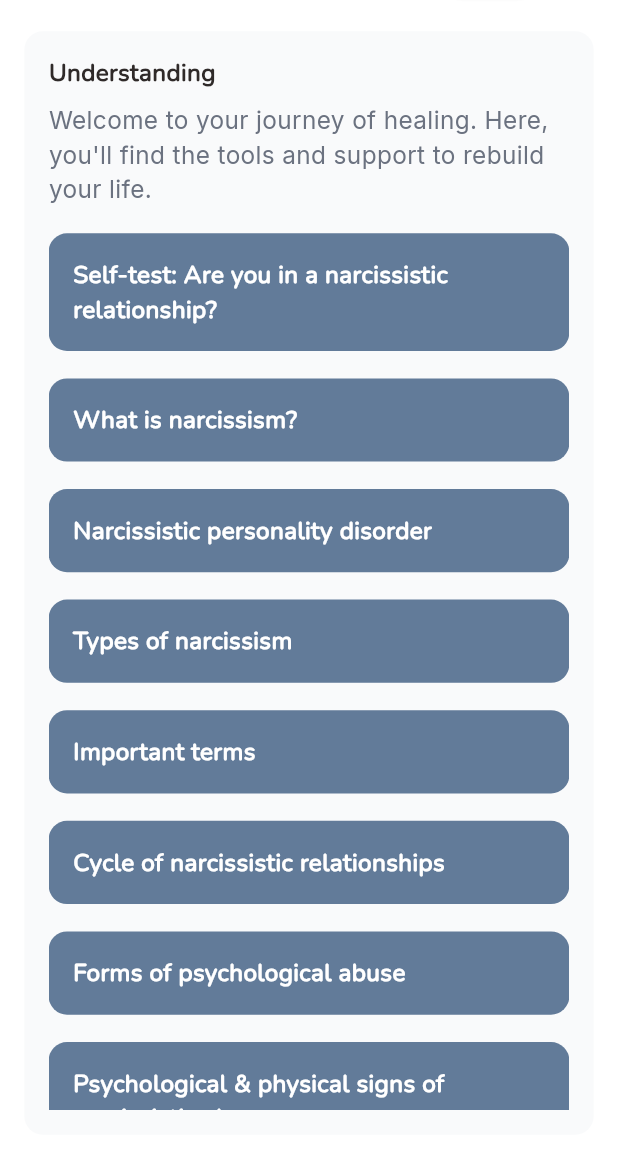
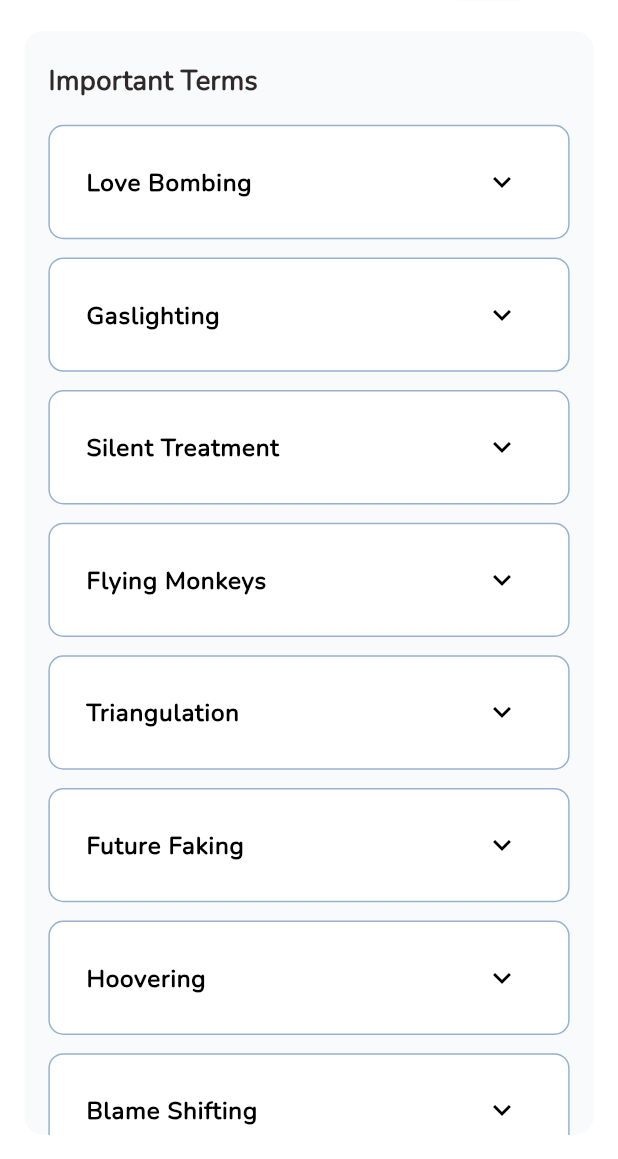
Before and after one commit to backbencherstudio/anninawyss_FO72194B15C03, a Flutter app: the ModuleTwoScreen screen opened by its route, after a tap on "Important terms", on a phone screen of 412 x 824 dp, the part 77-1236 px from its top. Run offline on Flutter 3.47's test engine with Material 3 defaults, Android fonts, the light colour scheme and no system bars; our stand-ins replace fl_chart, flutter_riverpod, flutter_screenutil, pinput, riverpod; network calls fail.

Commit message:
important term created done

```diff
--- a/lib/core/route/route_manager.dart
+++ b/lib/core/route/route_manager.dart
@@ -1,3 +1,4 @@
+import 'package:anninawyss_o72194b15c03/presentation/all_module/module_two/view/important_terms.dart';
 import 'package:anninawyss_o72194b15c03/presentation/all_module/module_two/view/modul_two_screen.dart';
 import 'package:anninawyss_o72194b15c03/presentation/all_module/module_two/view/narcissism_type.dart';
 import 'package:anninawyss_o72194b15c03/presentation/all_module/module_two/view/question_screen.dart';
@@ -49,6 +50,7 @@ class Routes{
   static const String questionScreenRoute="/questionScreen";
   static const String evaluationScreenRoute="/evaluationScreen";
   static const String narcissismType="/narcissismType";
+  static const String importantTermsRoute="/importantTerms";
 
 
   static const String onBoadingRoute="/onBoading";
@@ -106,6 +108,8 @@ class RouteGenerator{
         return MaterialPageRoute(builder: (_)=> EvaluationScreen());
         case Routes.narcissismType:
         return MaterialPageRoute(builder: (_)=> NarcissismType());
+        case Routes.importantTermsRoute:
+        return MaterialPageRoute(builder: (_)=> ImportantTerms());
 
       default:
       return unDefineRoute();
--- /dev/null
+++ b/lib/presentation/all_module/module_two/provider/important_term_provider.dart
@@ -0,0 +1,33 @@
+import 'package:flutter_riverpod/flutter_riverpod.dart';
+
+import '../view_model/module_two_model.dart';
+
+final importantTermProvider = Provider<List<ModuleTwoItemModel>>((ref) {
+  return [
+    ModuleTwoItemModel(
+      title: "Love Bombing",
+      content:
+          "=>Overwhelming someone with attention and affection to gain control.",
+    ),
+    ModuleTwoItemModel(
+      title: "Gaslighting",
+      content:
+          "=>Manipulating someone into doubting their own reality or memory.",
+    ),
+    ModuleTwoItemModel(
+      title: "Silent Treatment",
+      content: "=>Withdrawing communication to punish or control someone.",
+    ),
+    ModuleTwoItemModel(title: "Flying Monkeys", content: "=>Enlisting others to manipulate, intimidate, or influence a target."),
+    ModuleTwoItemModel(title: "Triangulation", content: "=>Using a third party to create conflict or gain leverage in a relationship."),
+    ModuleTwoItemModel(title: "Future Faking", content: "=>Making promises about the future to manipulate or control."),
+    ModuleTwoItemModel(title: "Hoovering", content: "=>Attempting to pull someone back into a toxic relationship after a breakup."),
+    ModuleTwoItemModel(title: "Blame Shifting", content: "=>Deflecting responsibility onto others to avoid accountability."),
+    ModuleTwoItemModel(title: "Breadcrumbing", content: "=>Giving minimal attention or affection to keep someone hooked."),
+    ModuleTwoItemModel(title: "Ghosting", content: "=>Abruptly cutting off all communication without explanation."),
+    ModuleTwoItemModel(title: "Grey Rock", content: "=>Acting emotionally dull or unresponsive to avoid conflict or manipulation."),
+    ModuleTwoItemModel(title: "Trauma Bond", content: "=>Emotional attachment formed through cycles of abuse and intermittent reinforcement."),
+    ModuleTwoItemModel(title: "Co-narcissism", content: "=>A pattern where someone enables or supports a narcissist’s behavior."),
+    ModuleTwoItemModel(title: "Cognitive Dissonance", content: "=>The mental discomfort when holding conflicting beliefs, often experienced in toxic relationships."),
+  ];
+});
--- a/lib/presentation/all_module/module_two/provider/narcissism_provider.dart
+++ b/lib/presentation/all_module/module_two/provider/narcissism_provider.dart
@@ -1,26 +1,26 @@
 import 'package:flutter_riverpod/flutter_riverpod.dart';
 
-import '../view_model/narcissism_model.dart';
+import '../view_model/module_two_model.dart';
 
 
-final narcissismProvider = Provider<List<NarcissismItemModel>>((ref) {
+final narcissismProvider = Provider<List<ModuleTwoItemModel>>((ref) {
   return [
-    NarcissismItemModel(
+    ModuleTwoItemModel(
       title: "Grandiose Narcissism",
       content:
       "Characterized by overt self-importance, confidence, and dominance. Individuals seek admiration openly and often display arrogance. They may appear charming but can be controlling or dismissive of others’ feelings.",
     ),
-    NarcissismItemModel(
+    ModuleTwoItemModel(
       title: "Vulnerable / Covert Narcissism",
       content:
       "Marked by hypersensitivity, insecurity, and introversion. Individuals may feel unappreciated or victimized, and often harbor resentment. They seek validation subtly and may withdraw or show passive-aggressive behaviors.",
     ),
-    NarcissismItemModel(
+    ModuleTwoItemModel(
       title: "Malignant Narcissism",
       content:
       "A more severe form combining narcissistic traits with antisocial behavior, aggression, and lack of empathy. Individuals may exploit, intimidate, or manipulate others for personal gain, often causing significant harm in relationships and environments.",
     ),
-    NarcissismItemModel(
+    ModuleTwoItemModel(
       title: "Different Effects on the Environment",
       content:
       "=>Can cause emotional distress, confusion, or anxiety in others.\n =>May create toxic dynamics in personal, professional, or social settings.\n=>Can disrupt trust, collaboration, and healthy communication.\n=>In some cases, they may motivate or inspire, but often at the expense of others’ well-being.",
--- /dev/null
+++ b/lib/presentation/all_module/module_two/view/important_terms.dart
@@ -0,0 +1,114 @@
+import 'package:anninawyss_o72194b15c03/core/constansts/app_colors.dart';
+import 'package:anninawyss_o72194b15c03/presentation/all_module/module_two/provider/important_term_provider.dart';
+import 'package:anninawyss_o72194b15c03/presentation/all_module/module_two/provider/narcissism_provider.dart';
+import '../../../../core/constansts/app_text_style.dart';
+import '../widgets/custom_narcissism_tile.dart';
+import 'package:anninawyss_o72194b15c03/presentation/widgets/custom_app_bar.dart';
+import 'package:flutter/material.dart';
+import 'package:flutter_riverpod/flutter_riverpod.dart';
+import 'package:flutter_screenutil/flutter_screenutil.dart';
+
+class ImportantTerms extends ConsumerWidget {
+  const ImportantTerms({super.key});
+
+  @override
+  Widget build(BuildContext context, WidgetRef ref) {
+    final importantItem = ref.watch(importantTermProvider);
+
+    return Scaffold(
+      backgroundColor: AppColors.whiteBackgroundColor,
+      appBar: CustomAppBar(),
+
+      body: Padding(
+        padding:  EdgeInsets.all(16.r),
+        child: Column(
+          crossAxisAlignment: CrossAxisAlignment.start,
+          children: [
+            Expanded(
+               child: Container(
+                decoration: BoxDecoration(
+                  color: AppColors.cardBackgroundColor,
+                  borderRadius: BorderRadius.circular(12.r),
+                ),
+                child: Column(
+                  crossAxisAlignment: CrossAxisAlignment.start,
+                  children: [
+                    SizedBox(height: 20.h,),
+                    Padding(
+                      padding: const EdgeInsets.only(left: 16),
+                      child: Text("Important Terms", style: AppTextStyles.nunitoS18BoldC2F2A29,),
+                    ),
+                    Expanded(
+                      child: ListView.builder(
+                        padding: const EdgeInsets.all(16),
+                        itemCount: importantItem.length,
+                        itemBuilder: (context, index) {
+                          final item = importantItem[index];
+                          return Container(
+                            padding: EdgeInsets.all(8.r),
+                            margin: EdgeInsets.only(bottom: 12.h),
+                            decoration: BoxDecoration(
+                              color:  Colors.white,
+                              borderRadius: BorderRadius.circular(10),
+                              border: Border.all(
+                                color: Color(0Xff96B2D0),
+                                width: 1,
+                              ),
+                            ),
+                            child: ExpansionTile(
+                              iconColor: Colors.black,
+                              collapsedIconColor: Colors.black,
+                              title: Text(
+                                item.title,
+                                style: AppTextStyles.nunitoS16BoldC2F2A29.copyWith(color: Colors.black),
+                              ),
+                              children: [
+                                Container(
+                                  width: double.infinity,
+                                  padding: const EdgeInsets.all(16),
+                                  decoration: BoxDecoration(
+                                    color: AppColors.whiteBackgroundColor,
+                                    borderRadius: BorderRadius.circular(10),
+                                  ),
+                                  child:  Column(
+                                    crossAxisAlignment: CrossAxisAlignment.start,
+                                    children: item.content
+                                        .split('\n')
+                                        .map((line) => line.trim())
+                                        .where((line) => line.isNotEmpty)
+                                        .map((text) => Padding(
+                                      padding: const EdgeInsets.only(bottom: 6),
+                                      child: Row(
+                                        crossAxisAlignment: CrossAxisAlignment.start,
+                                        children: [
+                                          // If line starts with => show bullet
+                                          Text(text.startsWith('=>') ? '•  ' : ''),
+                                          Expanded(
+                                            child: Text(
+                                              text.replaceFirst('=>', '').trim(),
+                                              style: AppTextStyles.interS16RegularC6B7280,
+                                            ),
+                                          ),
+                                        ],
+                                      ),
+                                    ))
+                                        .toList(),
+                                  ),
+
+                                )
+                              ],
+                            ),
+                          );
+                        },
+                      ),
+                    ),
+                  ],
+                ),
+                          ),
+             ),
+          ],
+        ),
+      ),
+    );
+  }
+}
--- a/lib/presentation/all_module/module_two/view/modul_two_screen.dart
+++ b/lib/presentation/all_module/module_two/view/modul_two_screen.dart
@@ -50,7 +50,9 @@ class ModuleTwoScreen extends StatelessWidget {
                     Navigator.pushNamed(context, Routes.narcissismType);
                   }),
                   SizedBox(height: 18.h,),
-                  CustomContentButton(text: "Important terms", onTap: (){}),
+                  CustomContentButton(text: "Important terms", onTap: (){
+                    Navigator.pushNamed(context, Routes.importantTermsRoute);
+                  }),
                   SizedBox(height: 18.h,),
                   CustomContentButton(text: "Cycle of narcissistic relationships", onTap: (){}),
                   SizedBox(height: 18.h,),
--- a/lib/presentation/all_module/module_two/view_model/narcissism_model.dart
+++ b/lib/presentation/all_module/module_two/view_model/module_two_model.dart
@@ -1,8 +1,8 @@
-class NarcissismItemModel {
+class ModuleTwoItemModel {
   final String title;
   final String content;
 
-  NarcissismItemModel({
+  ModuleTwoItemModel({
     required this.title,
     required this.content,
   });
--- a/lib/presentation/all_module/module_two/widgets/custom_narcissism_tile.dart
+++ b/lib/presentation/all_module/module_two/widgets/custom_narcissism_tile.dart
@@ -1,5 +1,5 @@
 import 'package:anninawyss_o72194b15c03/core/constansts/app_text_style.dart';
-import 'package:anninawyss_o72194b15c03/presentation/all_module/module_two/view_model/narcissism_model.dart';
+import 'package:anninawyss_o72194b15c03/presentation/all_module/module_two/view_model/module_two_model.dart';
 import 'package:flutter/material.dart';
 import 'package:flutter_screenutil/flutter_screenutil.dart';
 
@@ -7,7 +7,7 @@ import '../../../../core/constansts/app_colors.dart';
 
 
 class CustomNarcissismTileTile extends StatelessWidget {
-  final NarcissismItemModel item;
+  final ModuleTwoItemModel item;
 
   const CustomNarcissismTileTile({super.key, required this.item});
 
```
